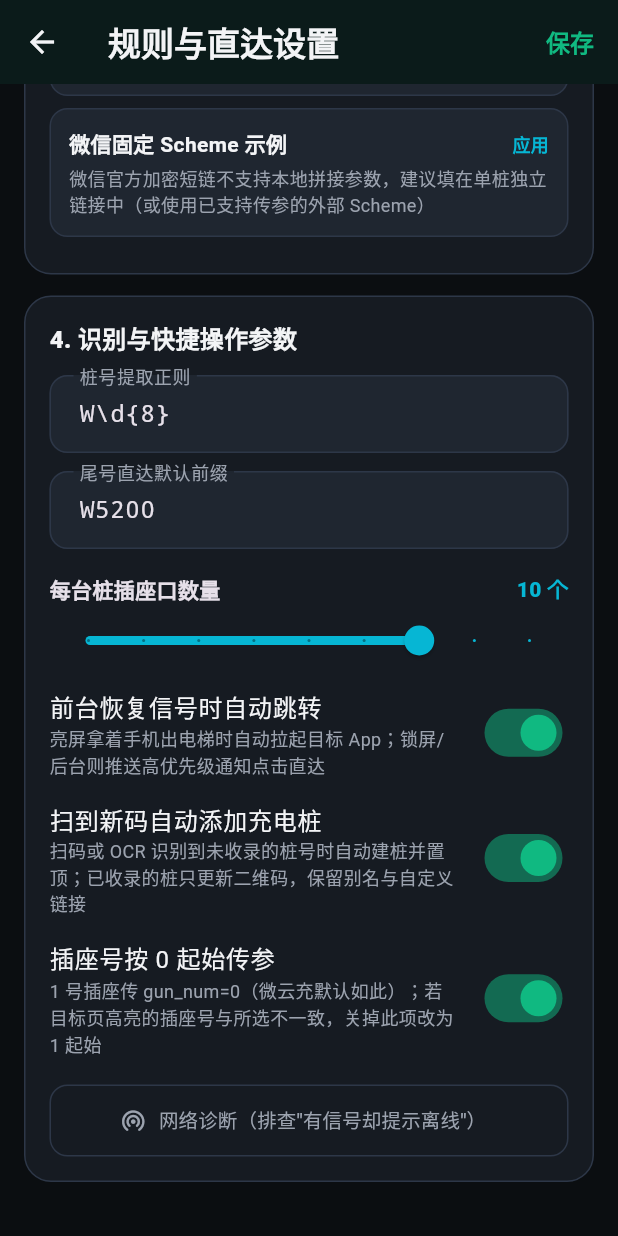
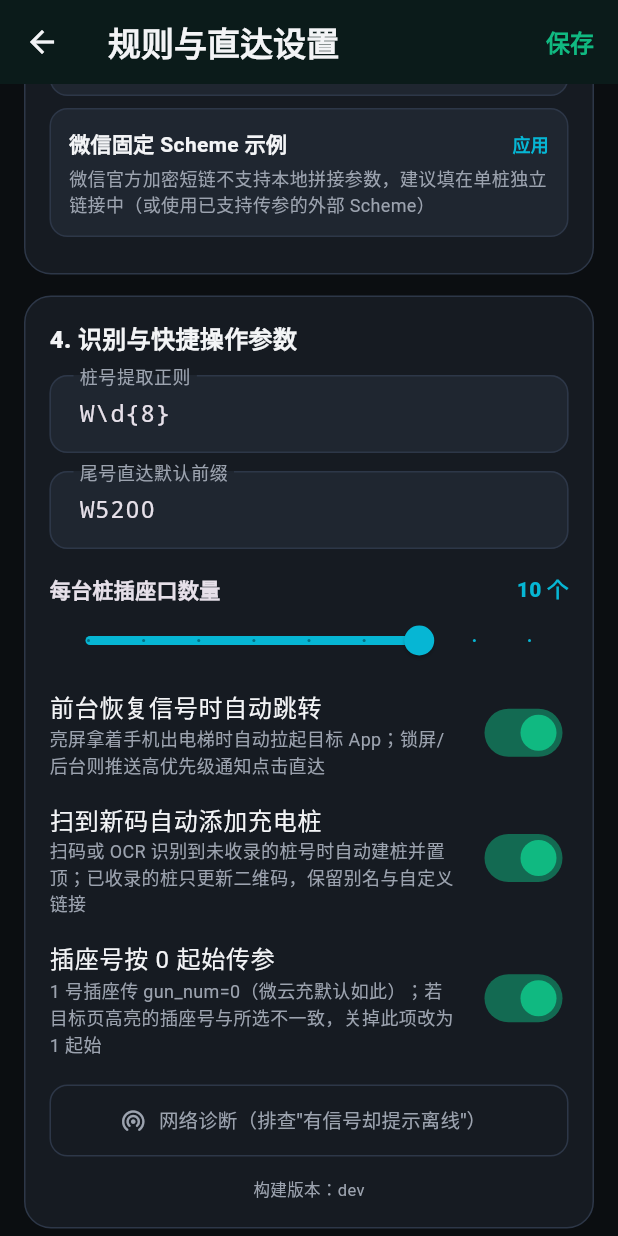
Before and after one commit to feyakit/ZapSlot, a Flutter app: the screen it shows after launch, item 3 of the bottom bar chosen, scrolled down 1224 dp, on a phone screen of 412 x 824 dp. Run offline on Flutter 3.47's test engine with Material 3 defaults, Android fonts, the phone set to English and light mode, and no system bars; our stand-ins replace connectivity_plus, flutter_local_notifications, flutter_riverpod, image_picker, internet_connection_checker_plus, shared_preferences; missing offline and left inert: google_mlkit_text_recognition, mobile_scanner, workmanager.

Commit message:
feat: show build stamp in settings so installed build is unambiguous

```diff
--- a/lib/screens/rule_settings_screen.dart
+++ b/lib/screens/rule_settings_screen.dart
@@ -486,6 +486,16 @@ class _RuleSettingsScreenState extends ConsumerState<RuleSettingsScreen> {
                     ),
                   ),
                 ),
+                const SizedBox(height: 14),
+                Center(
+                  child: Text(
+                    '构建版本：${const String.fromEnvironment('APP_BUILD', defaultValue: 'dev')}',
+                    style: const TextStyle(
+                      fontSize: 11,
+                      color: AppColors.textSecondary,
+                    ),
+                  ),
+                ),
               ],
             ),
           ),
```
Also changed, not shown: 1 other file.
